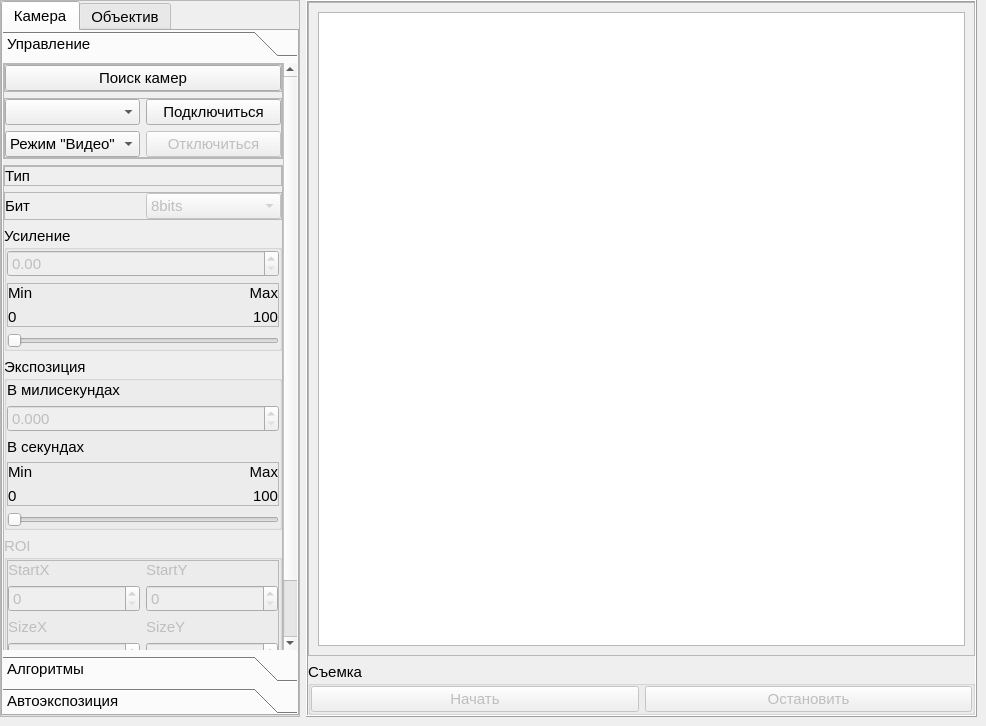
Before: the Qt Designer form project/mainwindow.ui in H4KC3R/AlgoDemon, drawn with Qt 5.
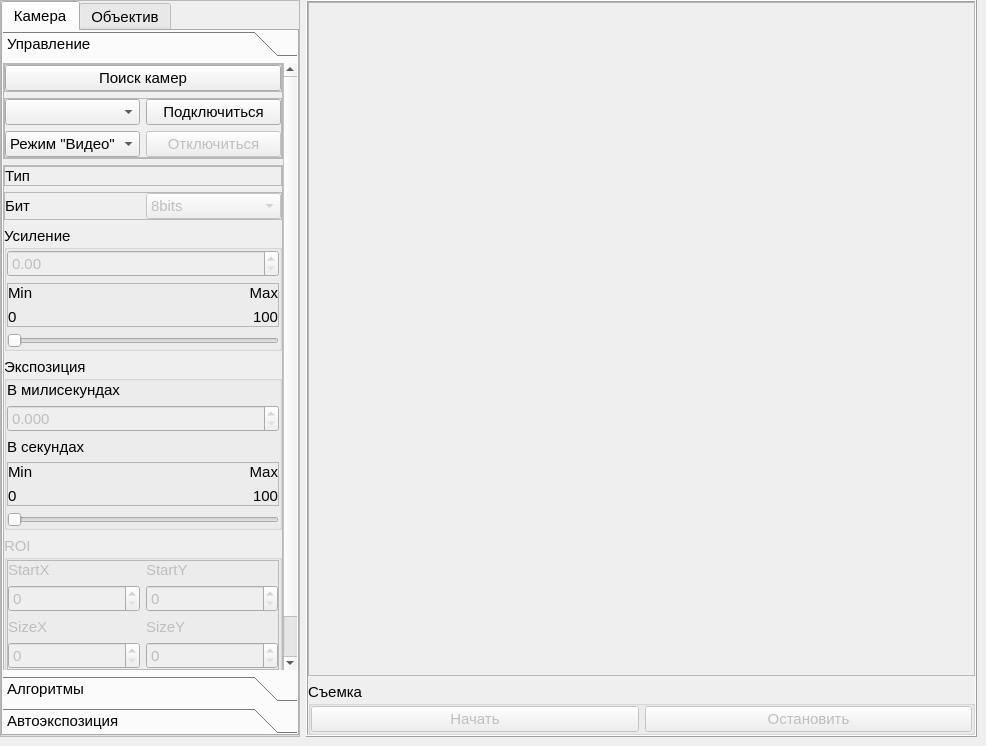
After: the same form once the commit is applied. Icons and pictures are not drawn.

Diff of the .ui file:
```diff
--- a/project/mainwindow.ui
+++ b/project/mainwindow.ui
@@ -7,7 +7,7 @@
     <x>0</x>
     <y>0</y>
     <width>986</width>
-    <height>726</height>
+    <height>746</height>
    </rect>
   </property>
   <property name="windowTitle">
@@ -113,8 +113,8 @@
                <rect>
                 <x>0</x>
                 <y>0</y>
-                <width>285</width>
-                <height>694</height>
+                <width>336</width>
+                <height>795</height>
                </rect>
               </property>
               <attribute name="label">
@@ -1587,9 +1587,18 @@
           <enum>QFrame::Raised</enum>
          </property>
          <layout class="QHBoxLayout" name="horizontalLayout_7">
-          <item>
-           <widget class="QGraphicsView" name="displayView"/>
-          </item>
+          <property name="leftMargin">
+           <number>0</number>
+          </property>
+          <property name="topMargin">
+           <number>0</number>
+          </property>
+          <property name="rightMargin">
+           <number>0</number>
+          </property>
+          <property name="bottomMargin">
+           <number>0</number>
+          </property>
          </layout>
         </widget>
        </item>
```
Left out of the diff: 10 changed lines with no effect on the pictures.
